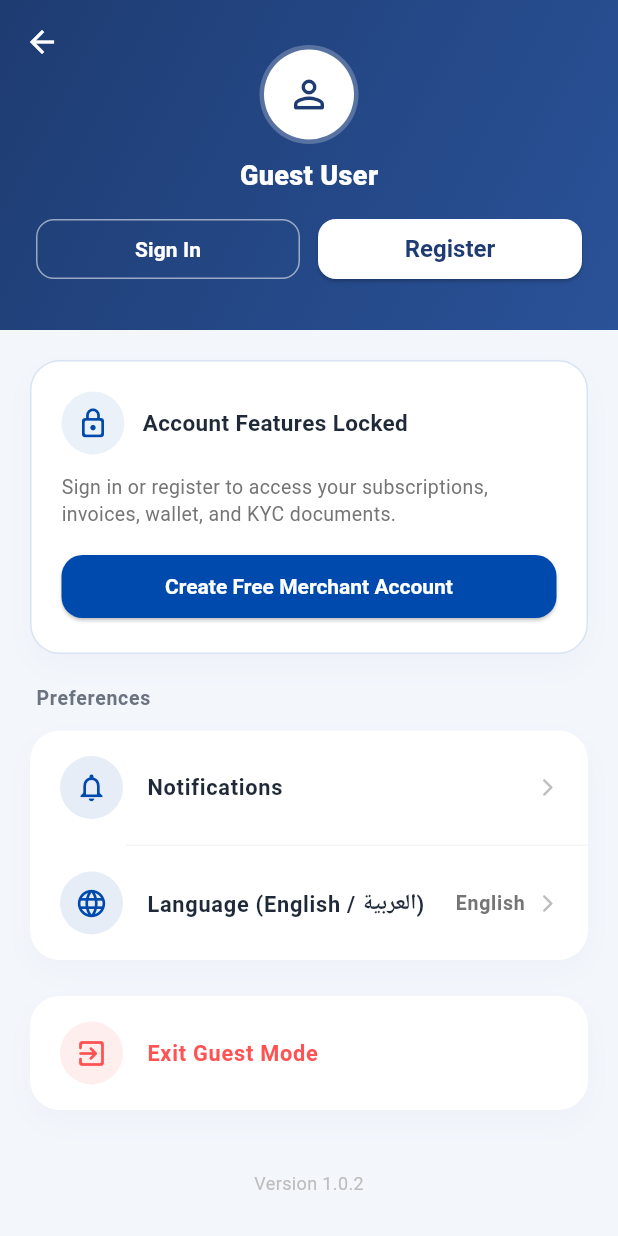
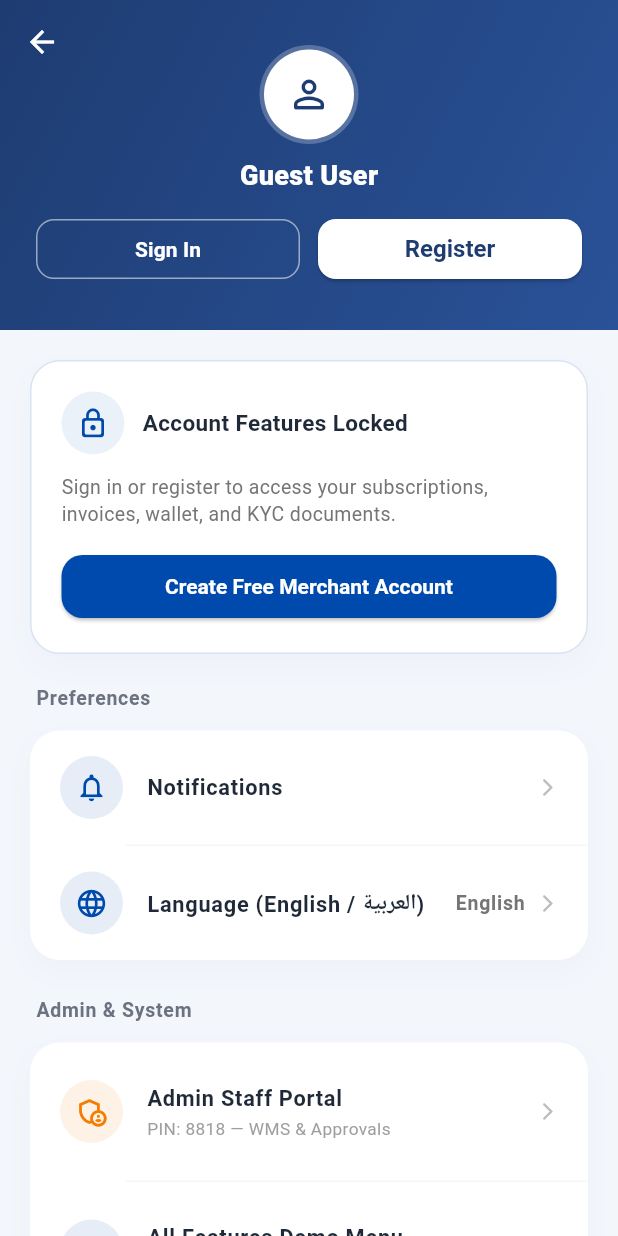
Before and after one commit to souadomar7/nxnapp_, a Flutter app: the ProfilePage screen opened directly, on a phone screen of 412 x 824 dp. Run offline on Flutter 3.47's test engine with Material 3 defaults, Android fonts, the phone set to English and light mode, and no system bars; our stand-ins replace equatable, firebase_core, firebase_messaging, fl_chart, flutter_bloc, flutter_dotenv and 7 more; missing offline and left inert: flutter_stripe, mobile_scanner; accounts and stored records are empty; generated files the repository leaves out were written again.

Commit message:
feat(ui): add Admin Staff Portal and Demo Menu tiles to ProfilePage for easy in-app access

```diff
--- a/lib/pages/profile_page.dart
+++ b/lib/pages/profile_page.dart
@@ -18,6 +18,8 @@ import 'marketplace/seller_hub.dart';
 import '../services/marketplace_service.dart';
 import 'login.dart';
 import 'registration_page.dart';
+import 'admin/admin_login_page.dart';
+import 'demo_menu_page.dart';
 
 class ProfilePage extends StatefulWidget {
   const ProfilePage({super.key});
@@ -333,6 +335,34 @@ class _ProfilePageState extends State<ProfilePage> {
 
       const SizedBox(height: 24),
 
+      // Admin & System
+      _SectionHeader(title: 'Admin & System'),
+      _MenuCard(children: [
+        _ProfileTile(
+          icon: Icons.admin_panel_settings_outlined,
+          title: 'Admin Staff Portal',
+          subtitle: 'PIN: 8818 — WMS & Approvals',
+          iconColor: Colors.orange.shade700,
+          onTap: () => Navigator.push(
+              context,
+              MaterialPageRoute(
+                  builder: (_) => const AdminLoginPage())),
+        ),
+        _Divider(),
+        _ProfileTile(
+          icon: Icons.developer_mode_rounded,
+          title: 'All Features Demo Menu',
+          subtitle: 'Quick access to all app pages',
+          iconColor: AppColors.bluePrimary,
+          onTap: () => Navigator.push(
+              context,
+              MaterialPageRoute(
+                  builder: (_) => const DemoMenuPage())),
+        ),
+      ]),
+
+      const SizedBox(height: 24),
+
       // Sign out / back
       _MenuCard(children: [
         _ProfileTile(
@@ -497,6 +527,33 @@ class _ProfilePageState extends State<ProfilePage> {
                 : 'العربية',
             onTap: () => provider.toggleLocale(),
           ),
+        ),
+      ]),
+
+      const SizedBox(height: 24),
+
+      _SectionHeader(title: 'Admin & System'),
+      _MenuCard(children: [
+        _ProfileTile(
+          icon: Icons.admin_panel_settings_outlined,
+          title: 'Admin Staff Portal',
+          subtitle: 'PIN: 8818 — WMS & Approvals',
+          iconColor: Colors.orange.shade700,
+          onTap: () => Navigator.push(
+              context,
+              MaterialPageRoute(
+                  builder: (_) => const AdminLoginPage())),
+        ),
+        _Divider(),
+        _ProfileTile(
+          icon: Icons.developer_mode_rounded,
+          title: 'All Features Demo Menu',
+          subtitle: 'Quick access to all app pages',
+          iconColor: AppColors.bluePrimary,
+          onTap: () => Navigator.push(
+              context,
+              MaterialPageRoute(
+                  builder: (_) => const DemoMenuPage())),
         ),
       ]),
 
```
